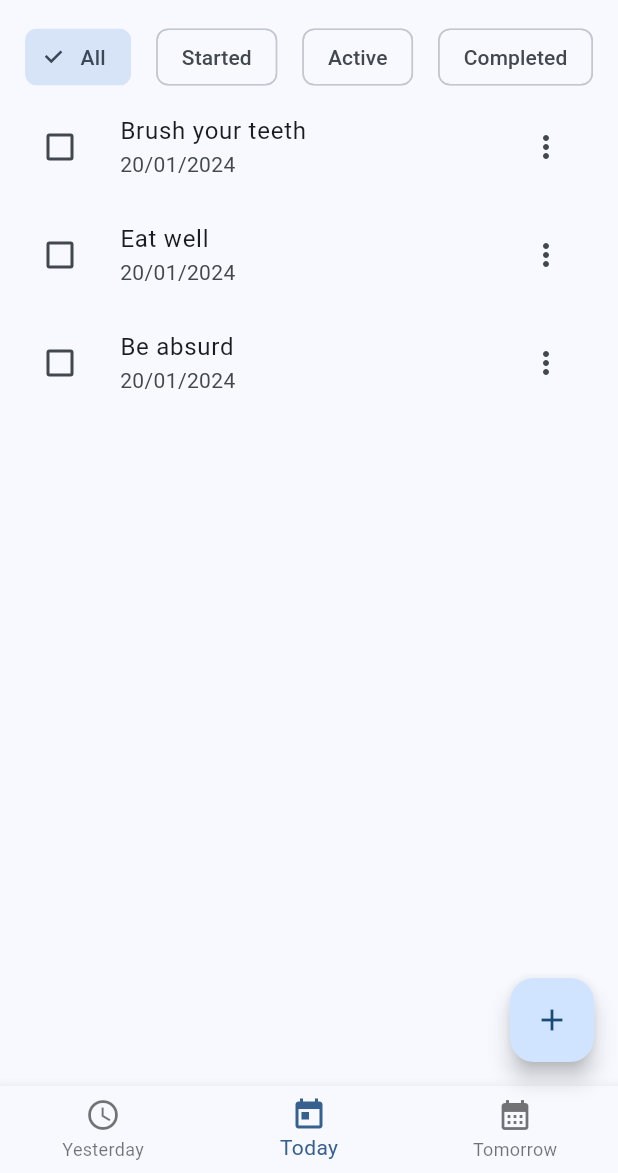
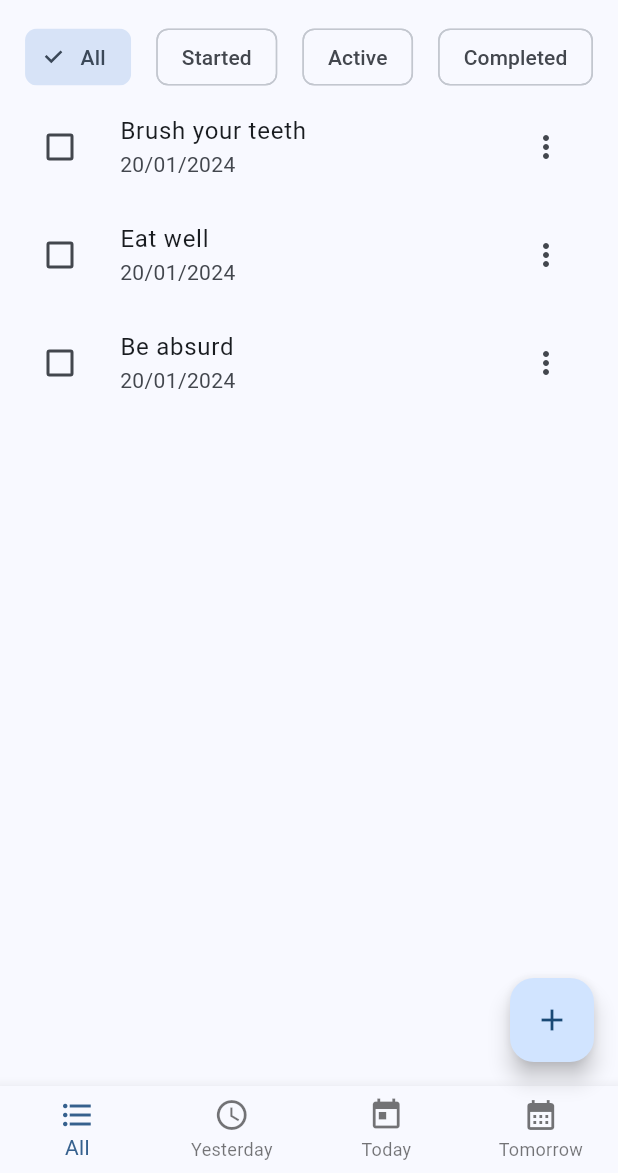
Before and after one commit to raffaelecostanzo/dutask, a Flutter app: the screen it shows after launch, on a phone screen of 412 x 824 dp, the part 63-1236 px from its top. Run offline on Flutter 3.47's test engine with Material 3 defaults, Android fonts, the phone set to English and light mode, and no system bars; our stand-ins replace flutter_riverpod, freezed_annotation, mask_text_input_formatter; generated files the repository leaves out were written again.

Commit message:
added "all" task sections to bottom navigation bar

```diff
--- a/lib/main.dart
+++ b/lib/main.dart
@@ -1,5 +1,5 @@
 import 'package:dutask/providers/theme_provider.dart';
-import 'package:dutask/themes/default_theme.dart';
+import 'package:dutask/themes/default_themes.dart';
 import 'package:dutask/views/task_list_view.dart';
 import 'package:flutter/material.dart';
 import 'package:flutter_riverpod/flutter_riverpod.dart';
--- a/lib/providers/filtered_tasks_provider.dart
+++ b/lib/providers/filtered_tasks_provider.dart
@@ -5,10 +5,10 @@ import 'package:flutter_riverpod/flutter_riverpod.dart';
 
 enum TaskStatusFilter { all, started, active, completed }
 
-enum TaskDateFilter { yesterday, today, tomorrow }
+enum TaskDateFilter { all, yesterday, today, tomorrow }
 
 final taskStatusFilter = StateProvider((ref) => TaskStatusFilter.all);
-final taskDateFilter = StateProvider((ref) => TaskDateFilter.today);
+final taskDateFilter = StateProvider((ref) => TaskDateFilter.all);
 
 final filteredTasks = Provider<List<TaskModel>>((ref) {
   final statusFilter = ref.watch(taskStatusFilter);
--- a/lib/utils/extensions.dart
+++ b/lib/utils/extensions.dart
@@ -83,6 +83,8 @@ extension StringExtension on String {
 extension DateTimeMapping on DateTime {
   bool equalsToFilter(TaskDateFilter taskDateFilter) {
     switch (taskDateFilter) {
+      case TaskDateFilter.all:
+        return true;
       case TaskDateFilter.yesterday:
         return DateUtils.dateOnly(this) ==
             DateUtils.dateOnly(DateUtils.addDaysToDate(DateTime.now(), -1));
@@ -98,12 +100,14 @@ extension DateTimeMapping on DateTime {
 extension TaskDateFilterMapping on TaskDateFilter {
   int mapToBottomNavigationBarIndex() {
     switch (this) {
+      case TaskDateFilter.all:
+        return 0;
       case TaskDateFilter.yesterday:
-        return 0;
+        return 1;
       case TaskDateFilter.today:
-        return 1;
+        return 2;
       case TaskDateFilter.tomorrow:
-        return 2;
+        return 3;
     }
   }
 }
@@ -112,13 +116,15 @@ extension IntMapping on int {
   TaskDateFilter toDateFilter() {
     switch (this) {
       case 0:
+        return TaskDateFilter.all;
+      case 1:
         return TaskDateFilter.yesterday;
-      case 1:
+      case 2:
         return TaskDateFilter.today;
-      case 2:
+      case 3:
         return TaskDateFilter.tomorrow;
       default:
-        return TaskDateFilter.today;
+        return TaskDateFilter.all;
     }
   }
 }
--- a/lib/views/task_list_view.dart
+++ b/lib/views/task_list_view.dart
@@ -1,7 +1,7 @@
 import 'package:dutask/providers/filtered_tasks_provider.dart';
 import 'package:dutask/views/settings_view.dart';
 import 'package:dutask/views/task_form_view.dart';
-import 'package:dutask/widgets/bottom_date_nav_bar.dart';
+import 'package:dutask/widgets/filter_navigation_bar.dart';
 import 'package:dutask/widgets/task_item.dart';
 import 'package:flutter/material.dart';
 import 'package:dutask/widgets/task_list_filter_row.dart';
@@ -16,7 +16,7 @@ class TaskListView extends ConsumerStatefulWidget {
 
 class _TaskListViewState extends ConsumerState<TaskListView> {
   final _scrollController = ScrollController();
-  bool _isFABVisible = true;
+  bool _isFloatingActionButtonVisible = true;
 
   @override
   void initState() {
@@ -24,16 +24,16 @@ class _TaskListViewState extends ConsumerState<TaskListView> {
     _scrollController.addListener(() {
       if (_scrollController.position.atEdge) {
         if (_scrollController.position.pixels > 0) {
-          if (_isFABVisible) {
+          if (_isFloatingActionButtonVisible) {
             setState(() {
-              _isFABVisible = false;
+              _isFloatingActionButtonVisible = false;
             });
           }
         }
       } else {
-        if (!_isFABVisible) {
+        if (!_isFloatingActionButtonVisible) {
           setState(() {
-            _isFABVisible = true;
+            _isFloatingActionButtonVisible = true;
           });
         }
       }
@@ -55,7 +55,6 @@ class _TaskListViewState extends ConsumerState<TaskListView> {
         actions: [
           IconButton(
             icon: const Icon(Icons.settings),
-            tooltip: 'Go to settings page',
             onPressed: () => Navigator.push(
               context,
               MaterialPageRoute(
@@ -81,9 +80,9 @@ class _TaskListViewState extends ConsumerState<TaskListView> {
           ),
         ],
       ),
-      bottomNavigationBar: BottomDayNavBar(),
+      bottomNavigationBar: FilterNavigationBar(),
       floatingActionButton: Visibility(
-        visible: _isFABVisible,
+        visible: _isFloatingActionButtonVisible,
         child: FloatingActionButton(
           child: Icon(Icons.add),
           onPressed: () => Navigator.push(
--- a/lib/widgets/bottom_date_nav_bar.dart
+++ /dev/null
@@ -1,24 +0,0 @@
-import 'package:dutask/providers/filtered_tasks_provider.dart';
-import 'package:dutask/utils/extensions.dart';
-import 'package:flutter/material.dart';
-import 'package:flutter_riverpod/flutter_riverpod.dart';
-
-class BottomDayNavBar extends ConsumerWidget {
-  final List<BottomNavigationBarItem> navBarItems = [
-    BottomNavigationBarItem(icon: Icon(Icons.access_time), label: 'Yesterday'),
-    BottomNavigationBarItem(icon: Icon(Icons.today), label: 'Today'),
-    BottomNavigationBarItem(
-        icon: Icon(Icons.calendar_month), label: 'Tomorrow'),
-  ];
-
-  @override
-  Widget build(BuildContext context, WidgetRef ref) {
-    final dateFilter = ref.watch(taskDateFilter);
-    return BottomNavigationBar(
-      items: navBarItems,
-      currentIndex: dateFilter.mapToBottomNavigationBarIndex(),
-      onTap: (index) =>
-          ref.read(taskDateFilter.notifier).state = index.toDateFilter(),
-    );
-  }
-}
--- /dev/null
+++ b/lib/widgets/filter_navigation_bar.dart
@@ -0,0 +1,27 @@
+import 'package:dutask/providers/filtered_tasks_provider.dart';
+import 'package:dutask/utils/extensions.dart';
+import 'package:flutter/material.dart';
+import 'package:flutter_riverpod/flutter_riverpod.dart';
+
+class FilterNavigationBar extends ConsumerWidget {
+  final List<BottomNavigationBarItem> navBarItems = [
+    BottomNavigationBarItem(
+        icon: Icon(Icons.format_list_bulleted), label: 'All'),
+    BottomNavigationBarItem(icon: Icon(Icons.access_time), label: 'Yesterday'),
+    BottomNavigationBarItem(icon: Icon(Icons.today), label: 'Today'),
+    BottomNavigationBarItem(
+        icon: Icon(Icons.calendar_month), label: 'Tomorrow'),
+  ];
+
+  @override
+  Widget build(BuildContext context, WidgetRef ref) {
+    final dateFilter = ref.watch(taskDateFilter);
+    return BottomNavigationBar(
+      type: BottomNavigationBarType.fixed,
+      items: navBarItems,
+      currentIndex: dateFilter.mapToBottomNavigationBarIndex(),
+      onTap: (index) =>
+          ref.read(taskDateFilter.notifier).state = index.toDateFilter(),
+    );
+  }
+}
--- a/lib/widgets/task_item.dart
+++ b/lib/widgets/task_item.dart
@@ -18,14 +18,14 @@ class TaskItem extends ConsumerWidget {
   Widget build(BuildContext context, WidgetRef ref) {
     return Dismissible(
       background: Container(
-        color: Colors.redAccent,
+        color: Theme.of(context).colorScheme.primaryContainer,
         child: Row(
           mainAxisAlignment: MainAxisAlignment.start,
           children: [SizedBox(width: 24), Icon(Icons.delete)],
         ),
       ),
       secondaryBackground: Container(
-        color: Colors.redAccent,
+        color: Theme.of(context).colorScheme.primaryContainer,
         child: Row(
           mainAxisAlignment: MainAxisAlignment.end,
           children: [Icon(Icons.delete), SizedBox(width: 24)],
@@ -53,7 +53,7 @@ class TaskItem extends ConsumerWidget {
           ),
         ),
         subtitle: Text(dateFormat.format(task.dueDate)),
-        trailing: TaskItemMenuButton(task: task),
+        trailing: TaskItemMenuButton(task),
         onTap: () => Navigator.push(
           context,
           MaterialPageRoute(
--- a/lib/widgets/task_item_menu_button.dart
+++ b/lib/widgets/task_item_menu_button.dart
@@ -7,9 +7,9 @@ import 'package:flutter/material.dart';
 import 'package:flutter_riverpod/flutter_riverpod.dart';
 
 class TaskItemMenuButton extends ConsumerWidget {
-  const TaskItemMenuButton({
+  const TaskItemMenuButton(
+    this.task, {
     super.key,
-    required this.task,
   });
 
   final TaskModel task;
--- a/lib/widgets/task_list_filter_row.dart
+++ b/lib/widgets/task_list_filter_row.dart
@@ -10,7 +10,7 @@ class TaskListFilterRow extends ConsumerWidget {
     return Row(
       mainAxisAlignment: MainAxisAlignment.spaceEvenly,
       children: TaskStatusFilter.values.map((filter) {
-        return ChoiceChip(
+        return FilterChip(
           label: Text(filter.mapToText()),
           selected: selectedFilter == filter,
           onSelected: (_) => ref.read(taskStatusFilter.notifier).state = filter,
```
Also changed, not shown: lib/themes/default_themes.dart (renamed from lib/themes/default_theme.dart).
